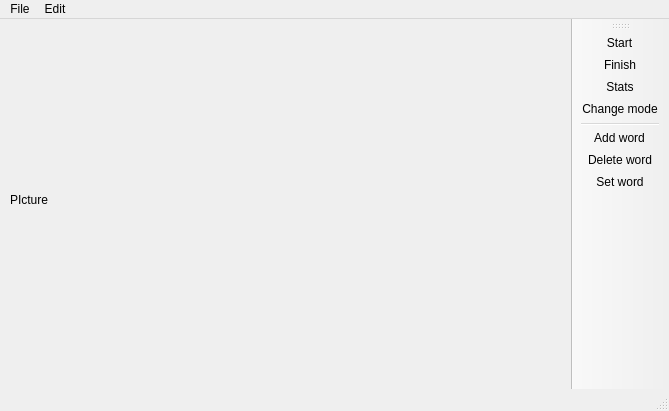
Sautenko-Andrey/learn_words_app, file Learn_Words_App_0_0_1/mainwindow.ui: the form before one commit.
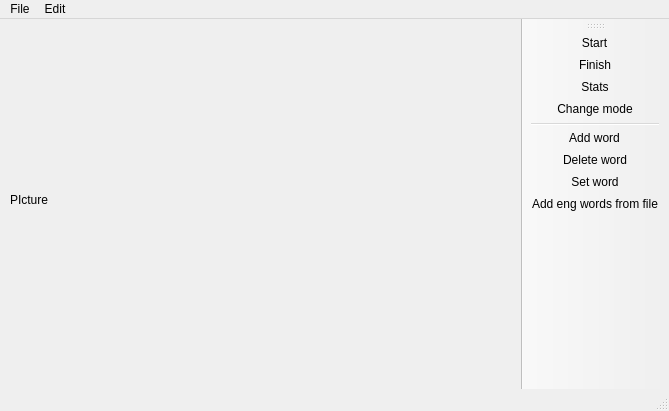
The form after the commit. Icons and pictures are not drawn.

Commit message: new feature: opportunity to add english words from a text file

```diff
--- a/Learn_Words_App_0_0_1/mainwindow.ui
+++ b/Learn_Words_App_0_0_1/mainwindow.ui
@@ -75,6 +75,7 @@
    <addaction name="actionAdd_word"/>
    <addaction name="actionDelete_word"/>
    <addaction name="actionSet_word"/>
+   <addaction name="actionAdd_words_from_file"/>
   </widget>
   <action name="actionAdd_word">
    <property name="icon">
@@ -139,6 +140,15 @@
     <string>Change mode</string>
    </property>
   </action>
+  <action name="actionAdd_words_from_file">
+   <property name="icon">
+    <iconset resource="all_resources.qrc">
+     <normaloff>:/all_pics/add_from_file.png</normaloff>:/all_pics/add_from_file.png</iconset>
+   </property>
+   <property name="text">
+    <string>Add eng words from file</string>
+   </property>
+  </action>
  </widget>
  <resources>
   <include location="all_resources.qrc"/>
```
Left out of the diff: 1 changed line with no effect on the pictures. The commit also changes 6 other files.
